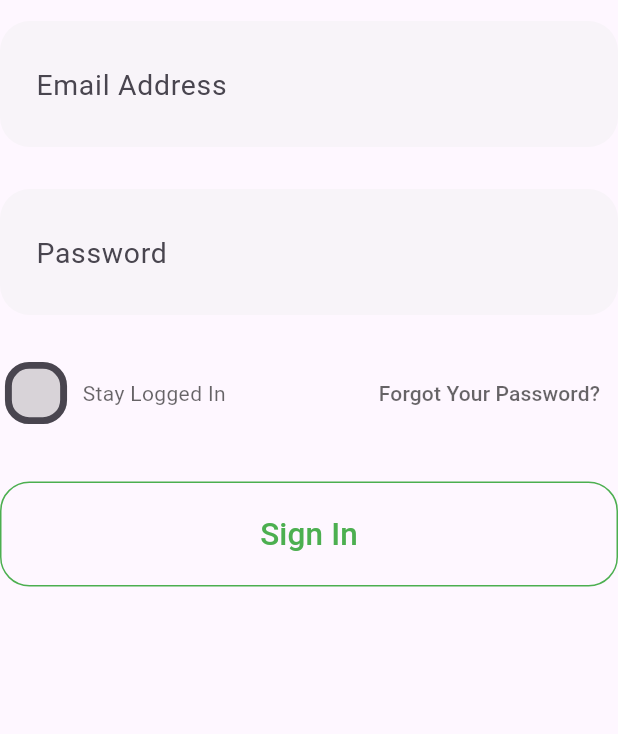
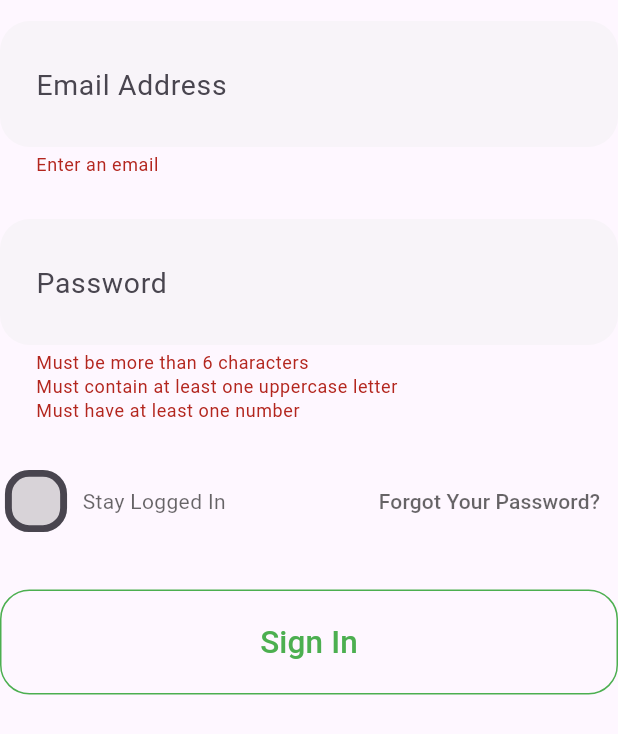
Before and after one commit to charlykso/Easy_Read, a Flutter app: the SignInForm widget shown alone on an empty page, opened directly, after a tap on "Sign In", on a phone screen of 412 x 824 dp. Shown: the top 734 px of the screen. Run offline on Flutter 3.47's test engine with Material 2 defaults, Android fonts, the phone set to English and light mode, and no system bars; our stand-ins replace google_fonts.

Commit message:
add validation to sign in

```diff
--- a/mobile/lib/screens/auth/sign_in/components/sign_in_form.dart
+++ b/mobile/lib/screens/auth/sign_in/components/sign_in_form.dart
@@ -45,11 +45,16 @@ class _SignInFormState extends State<SignInForm> {
             MiTextInputField(
               hintText: 'Email Address',
               textInputType: TextInputType.emailAddress,
+              onChanged: (String value) => setState(() => email = value),
+              validator: (String? val) =>
+                  val!.isEmpty ? 'Enter an email' : null,
             ),
             MiTextInputField(
               hintText: 'Password',
               textInputType: TextInputType.text,
               obscureText: true,
+              onChanged: (String value) => setState(() => password = value),
+              validator: validatePassword,
             ),
             Padding(
               padding: const EdgeInsets.symmetric(vertical: miDefaultSize),
@@ -104,7 +109,21 @@ class _SignInFormState extends State<SignInForm> {
               child: MiPrimaryButton(
                 text: 'Sign In',
                 bgColor: Colors.transparent,
-                press: () {},
+                press: () {
+                  if (_formKey.currentState!.validate()) {
+                    ScaffoldMessenger.of(context).showSnackBar(
+                      SnackBar(
+                        content: Text(
+                          'Valid',
+                          style: TextStyle(
+                            color: Colors.white,
+                          ),
+                        ),
+                        backgroundColor: miPrimaryColor,
+                      ),
+                    );
+                  }
+                },
                 height: miDefaultSize * 5,
                 width: size.width,
               ),
@@ -112,4 +131,18 @@ class _SignInFormState extends State<SignInForm> {
           ],
         ));
   }
+
+  String? validatePassword(String? val) {
+    if (val!.isEmpty) {
+      return 'Must be more than 6 characters\nMust contain at least one uppercase letter\nMust have at least one number';
+    } else if (val.length < 6) {
+      return 'Must be more than 6 characters';
+    } else if (!val.contains(RegExp(r'[A-Z]'))) {
+      return 'Must contain at least one uppercase letter';
+    } else if (!val.contains(RegExp(r'[0-9]'))) {
+      return 'Must have at least one number';
+    }
+
+    return '';
+  }
 }
--- a/mobile/lib/shared/util/mi_text_input_field.dart
+++ b/mobile/lib/shared/util/mi_text_input_field.dart
@@ -9,11 +9,15 @@ class MiTextInputField extends StatelessWidget {
     required this.hintText,
     required this.textInputType,
     this.obscureText = false,
+    required this.onChanged,
+    required this.validator,
   }) : super(key: key);
 
   final String hintText;
   final TextInputType textInputType;
   final bool obscureText;
+  final Function(String)? onChanged;
+  final String? Function(String?)? validator;
 
   @override
   Widget build(BuildContext context) {
@@ -23,6 +27,8 @@ class MiTextInputField extends StatelessWidget {
         decoration: decorateTextInput(hintText: hintText),
         keyboardType: TextInputType.name,
         obscureText: obscureText,
+        onChanged: onChanged,
+        validator: validator,
       ),
     );
   }
```
